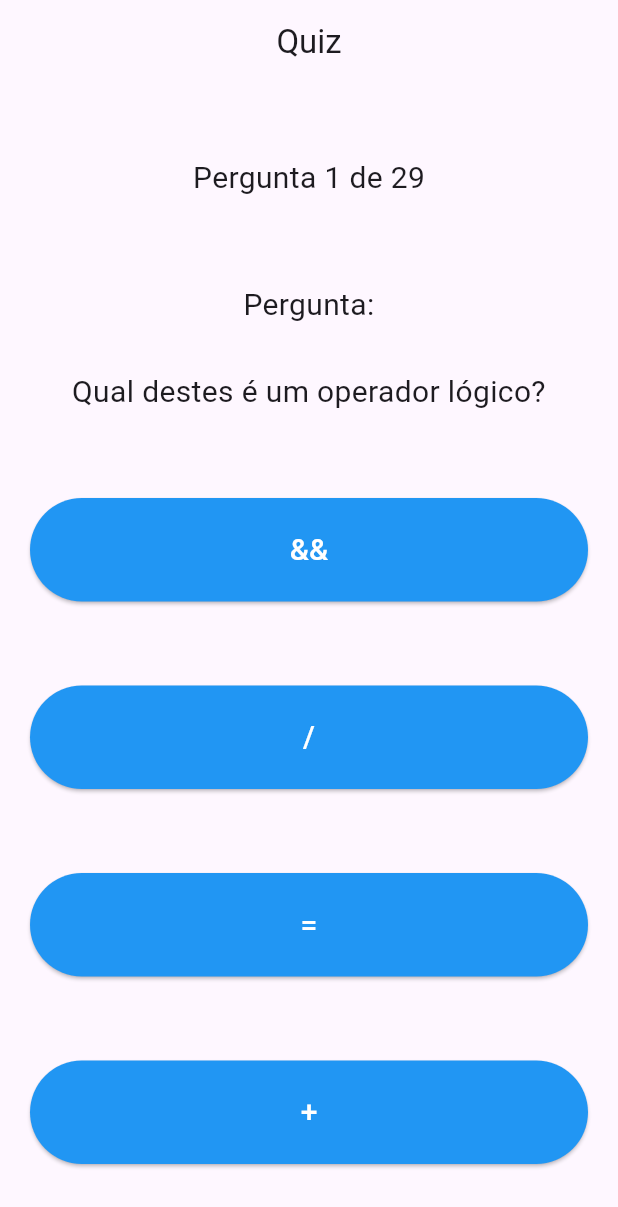
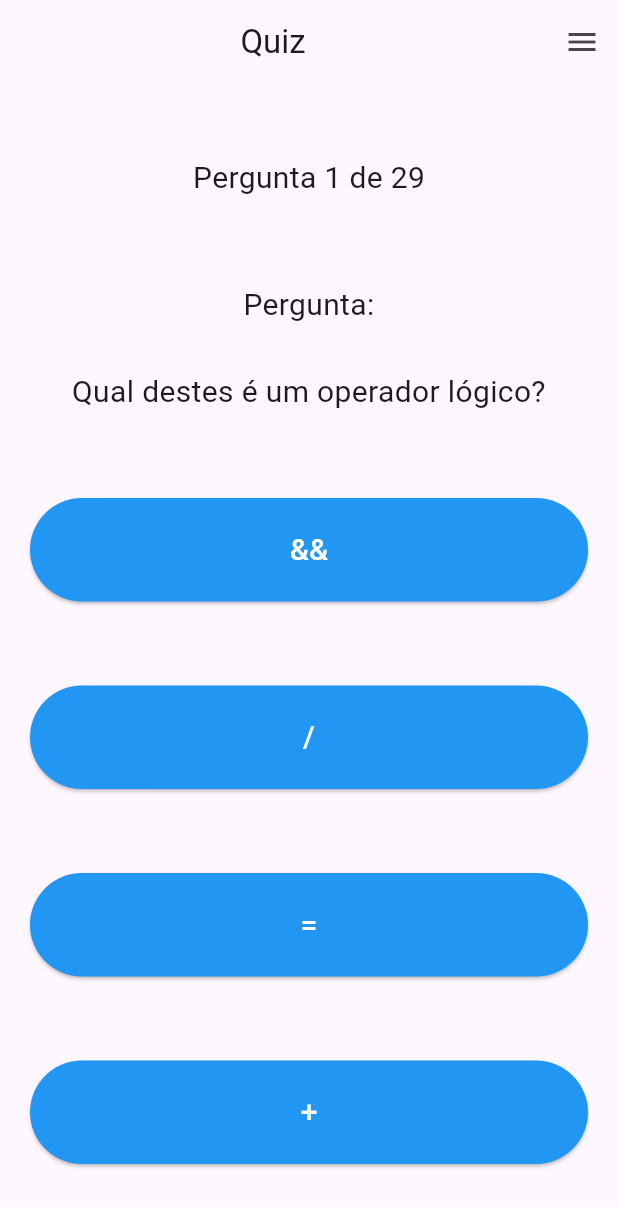
Before and after one commit to leandryncsc/quiz_app_flutter, a Flutter app: the screen it shows after launch, after a tap on "Jogar", on a phone screen of 412 x 824 dp. Shown: the top 1207 px of the screen. Run offline on Flutter 3.47's test engine with Material 3 defaults, Android fonts, the phone set to English and light mode, and no system bars; our stand-ins replace package_info_plus.

Commit message:
implementação de menu e nome da versao na homepage

```diff
--- a/lib/homepage.dart
+++ b/lib/homepage.dart
@@ -1,7 +1,28 @@
 import 'package:flutter/material.dart';
+import 'package:package_info_plus/package_info_plus.dart';
 
-class Homepage extends StatelessWidget {
+class Homepage extends StatefulWidget {
   const Homepage({Key? key}) : super(key: key);
+
+  @override
+  State<Homepage> createState() => _HomepageState();
+}
+
+class _HomepageState extends State<Homepage> {
+  String appVersion = 'Carregando...';
+
+  @override
+  void initState() {
+    super.initState();
+    _getVersionInfo();
+  }
+
+  Future<void> _getVersionInfo() async {
+    final PackageInfo packageInfo = await PackageInfo.fromPlatform();
+    setState(() {
+      appVersion = 'v${packageInfo.version} (${packageInfo.buildNumber})';
+    });
+  }
 
   @override
   Widget build(BuildContext context) {
@@ -32,6 +53,17 @@
                     child: const Text('Jogar', style: TextStyle(fontSize: 45)),
                   ),
                 ),
+                const Spacer(),
+                Padding(
+                  padding: const EdgeInsets.only(bottom: 20),
+                  child: Text(
+                    appVersion,
+                    style: const TextStyle(
+                      fontSize: 16,
+                      color: Colors.grey,
+                    ),
+                  ),
+                ),
               ],
             ),
           ),
--- a/pubspec.yaml
+++ b/pubspec.yaml
@@ -27,6 +27,7 @@
 # the latest version available on pub.dev. To see which dependencies have newer
 # versions available, run `flutter pub outdated`.
 dependencies:
+  package_info_plus: ^8.0.0
   flutter:
     sdk: flutter
 
```
Also changed, not shown: lib/quiz.dart (+64 -0 lines), pubspec.lock, 2 other files.
